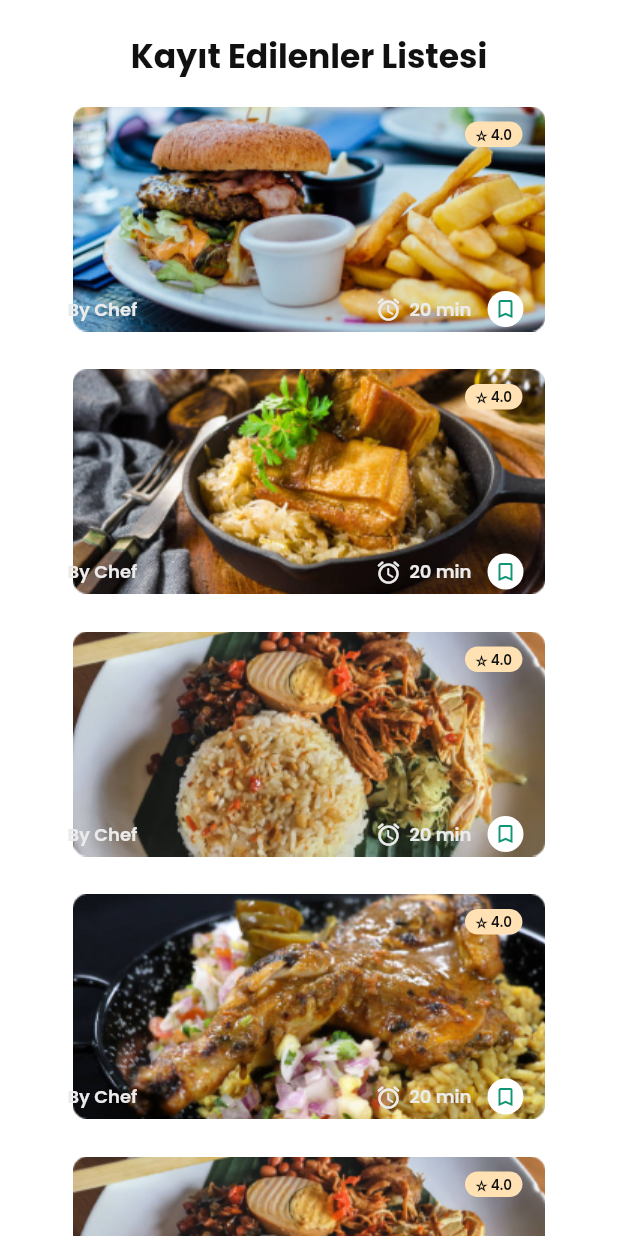
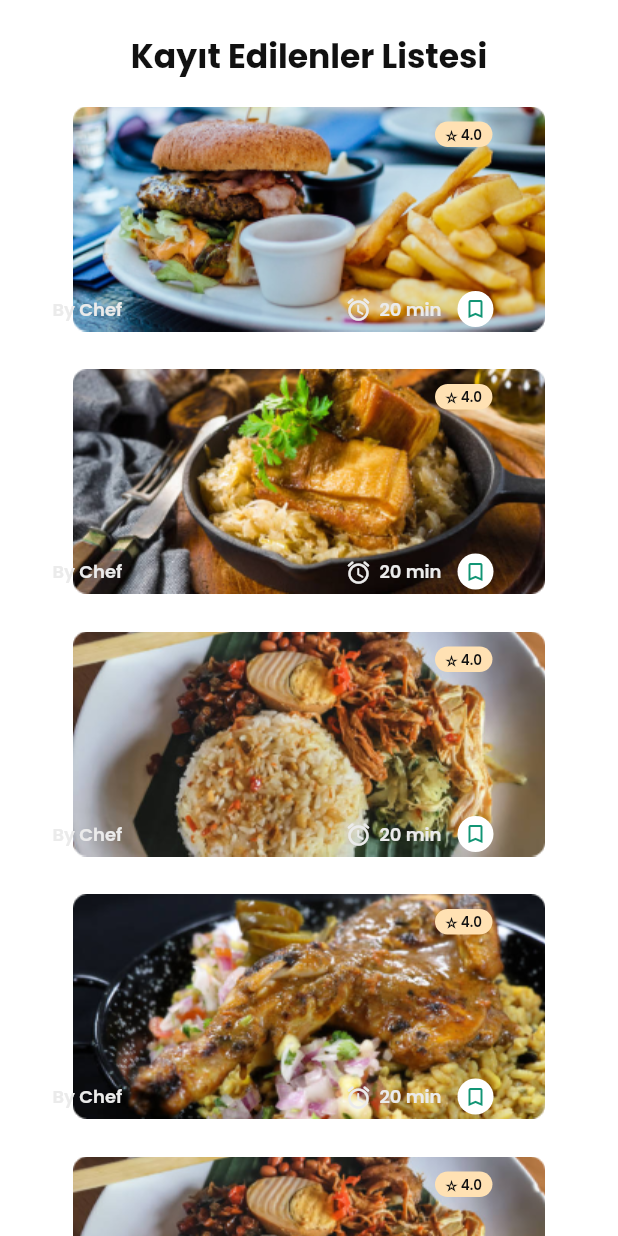
Before and after one commit to seydaalbayrak/f22_chefsgalore, a Flutter app: the BookmarkList screen opened directly, on a phone screen of 412 x 824 dp. Run offline on Flutter 3.47's test engine with Material 2 defaults, Android fonts, the phone set to English and light mode, and no system bars; our stand-ins replace cloud_firestore, curved_navigation_bar, firebase_auth, firebase_core, flutter_rating_bar, google_fonts and 2 more; accounts and stored records are empty; network calls fail.

Commit message:
login ve diger duzenlemeler

```diff
--- a/lib/main.dart
+++ b/lib/main.dart
@@ -7,7 +7,7 @@ import 'pages/nav_page.dart';
 
 
 
-void main() async{
+Future<void> main() async{
   WidgetsFlutterBinding.ensureInitialized();
   await Firebase.initializeApp();
   runApp(const MyApp());
--- a/lib/pages/bookmark_list.dart
+++ b/lib/pages/bookmark_list.dart
@@ -56,8 +56,6 @@ class BookmarkList extends StatelessWidget {
                   //yıldız bölümü
                   left: 290,
                   top: 10,
-                  child: Padding(
-                    padding: const EdgeInsets.symmetric(horizontal: 20),
                   child: Container(
                     padding:
                         const EdgeInsets.symmetric(horizontal: 7, vertical: 2),
@@ -79,13 +77,10 @@ class BookmarkList extends StatelessWidget {
                     ),
                   ),
                 ),
-                ),
                 Positioned(
                   //bokmark bölümü
                   left: 305,
                   top: 123,
-                  child: Padding(
-                    padding: const EdgeInsets.symmetric(horizontal: 20),
                   child: SizedBox(
                     width: 24,
                     height: 24,
@@ -130,13 +125,10 @@ class BookmarkList extends StatelessWidget {
                     ),
                   ),
                 ),
-                ),
                 //dakika ve saat icon bölümü
                 Positioned(
                   left: 230,
                   top: 123,
-                  child: Padding(
-                    padding: const EdgeInsets.symmetric(horizontal: 20),
                   child: Container(
                     padding: const EdgeInsets.symmetric(vertical: 3.50),
                     child: Row(
@@ -156,20 +148,16 @@ class BookmarkList extends StatelessWidget {
                     ),
                   ),
                 ),
-                ),
                 //chef yazısı
                 Positioned(
                   left: 35,
                   top: 123,
-                  child: Padding(
-                    padding: const EdgeInsets.symmetric(horizontal: 10),
                   child: Container(
                     padding: const EdgeInsets.symmetric(vertical: 3.50),
                     child: Text(
                       'By Chef',
                       style: sPoppinsSemiBold.copyWith(
                           color: sGray4, fontSize: 12),
-                      ),
                     ),
                   ),
                 ),
--- a/lib/pages/sing_up.dart
+++ b/lib/pages/sing_up.dart
@@ -187,7 +187,7 @@ class _SingUpState extends State<SingUp> {
                 buttonText: "Kayıt Ol",
                 onTap: () {
                   _authService.createPerson(nameController.text, emailController.text, passwordController.text).then((value){
-                  return Navigator.push(context, MaterialPageRoute(builder: (context)=>const NavPage()));});
+                  return Navigator.push(context, MaterialPageRoute(builder: (context)=> SingIn()));});
                 },
               ),
 
```
Also changed, not shown: lib/pages/profile.dart (+23 -6 lines), lib/service/auth.dart (+7 -7 lines). Lines whose indentation alone changed are shown as unchanged.
